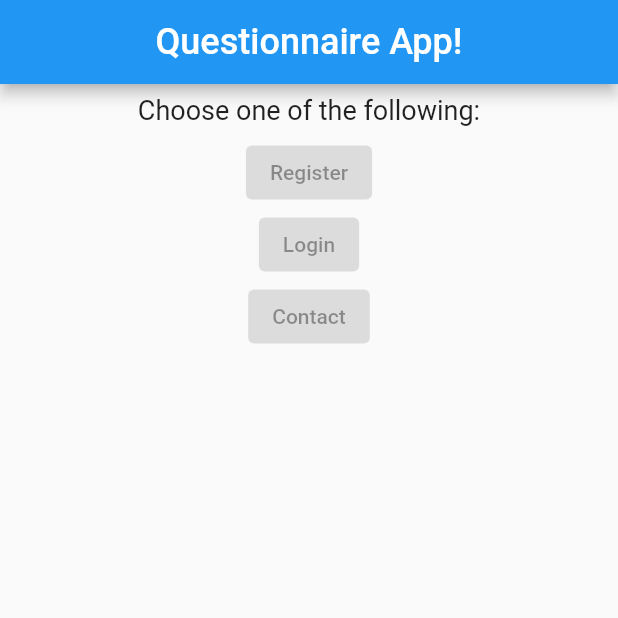
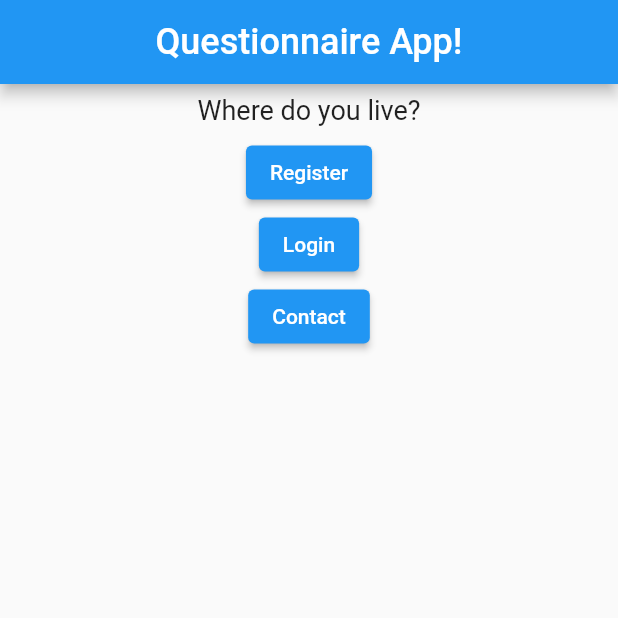
Before and after one commit to adogbeji/QuizApp3, a Flutter app: the screen it shows after launch, on a phone screen of 412 x 824 dp, the top half of it. Run offline on Flutter 3.47's test engine with Material 2 defaults, Android fonts, the light colour scheme and no system bars.

Commit message:
Add questions list to build method & function to change index value

```diff
--- a/lib/main.dart
+++ b/lib/main.dart
@@ -4,9 +4,23 @@ void main() {
   runApp(MyApp());
 }
 
+// For Next Time: Convert StatelessWidget --> StatefulWidget!
+
 class MyApp extends StatelessWidget {
+  var indexValue = 3;
+
+  void clickButton() {
+    indexValue -= 1;
+    print(indexValue);
+  }
   @override
   Widget build(BuildContext context) {
+    var questions = [
+      'What\'s your name?',
+      'How old are you?',
+      'What job do you do?',
+      'Where do you live?'
+    ];
     return MaterialApp(
       home: Scaffold(
         appBar: AppBar(
@@ -22,19 +36,19 @@ class MyApp extends StatelessWidget {
               width: double.infinity,
               margin: EdgeInsets.all(7),
               child:
-            Text('Choose one of the following:', style: TextStyle(fontSize: 18), textAlign: TextAlign.center),
+            Text(questions[indexValue], style: TextStyle(fontSize: 18), textAlign: TextAlign.center),
             ),
             ElevatedButton(
               child: Text('Register'),
-              onPressed: null,
+              onPressed: clickButton,
             ),
             ElevatedButton(
               child: Text('Login'),
-              onPressed: null,
+              onPressed: clickButton,
             ),
             ElevatedButton(
               child: Text('Contact'),
-              onPressed: null,
+              onPressed: clickButton,
             ),
           ],
         ),
```
